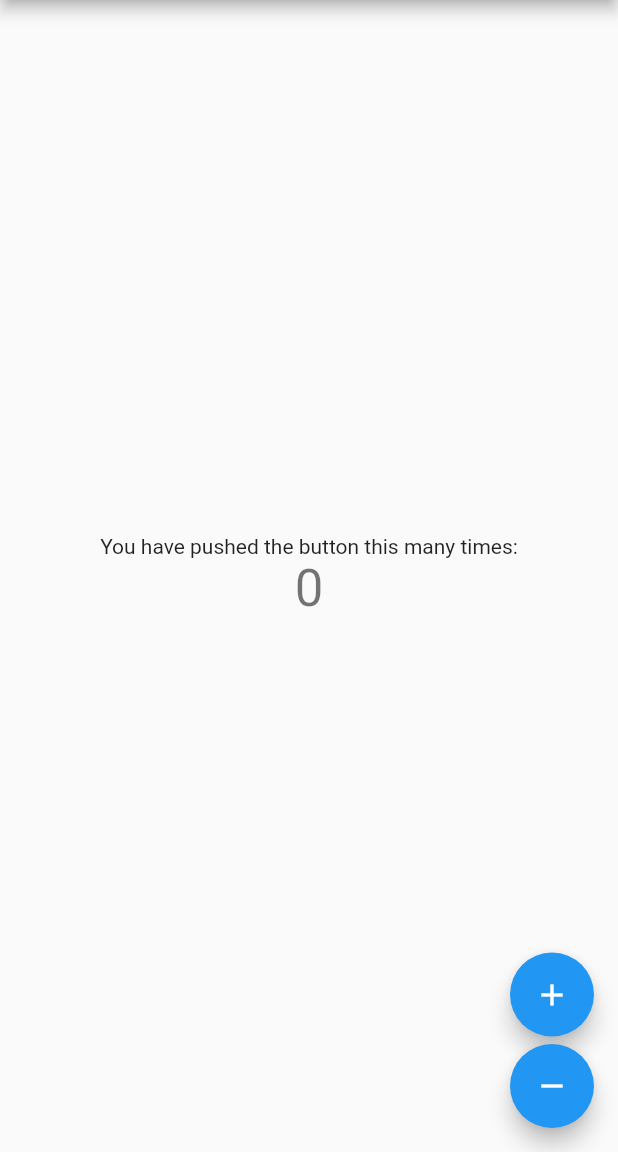
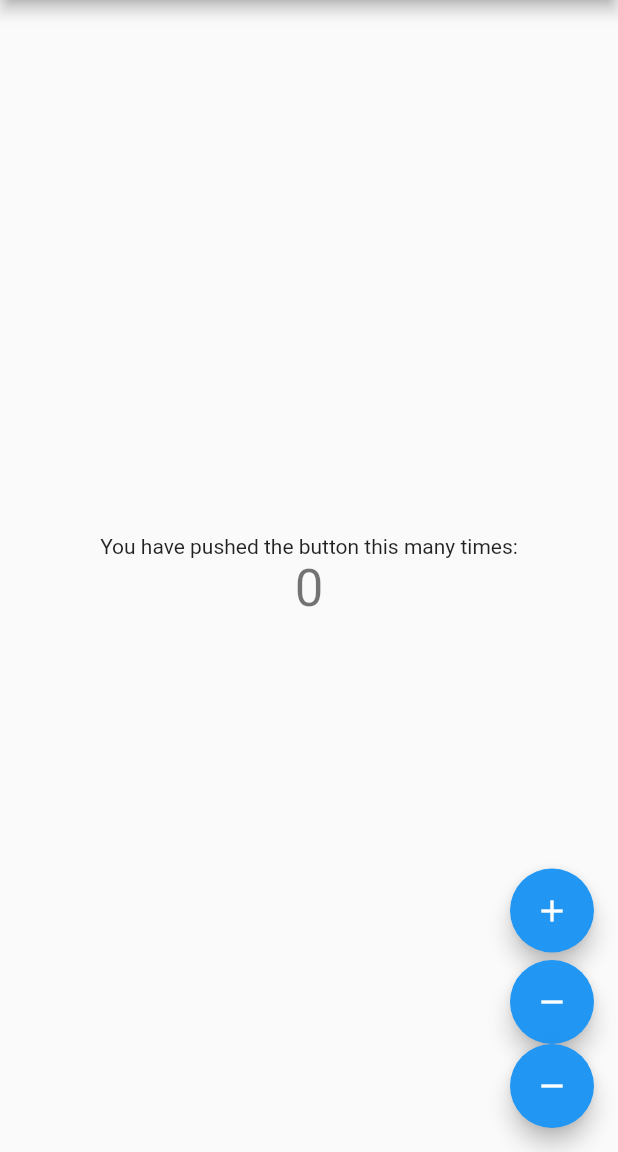
Before and after one commit to ersinaksar/flutter-provider-block, a Flutter app: the screen it shows after launch, on a phone screen of 412 x 824 dp, the part 84-1236 px from its top. Run offline on Flutter 3.47's test engine with Material 2 defaults, Android fonts, the phone set to English and light mode, and no system bars; our stand-ins replace firebase_auth, firebase_core, flutter_bloc; accounts and stored records are empty.

Commit message:
bloc cubit kullanımı ile tema değiştirme block builder bloc provider

```diff
--- a/block_paket/lib/main.dart
+++ b/block_paket/lib/main.dart
@@ -1,6 +1,7 @@
 import 'package:block_paket/counter_bloc/counter_block.dart';
 import 'package:block_paket/counter_bloc/counter_event.dart';
 import 'package:block_paket/counter_bloc/counter_state.dart';
+import 'package:block_paket/theme_cubit.dart';
 import 'package:flutter/material.dart';
 import 'package:flutter_bloc/flutter_bloc.dart';
 
@@ -11,13 +12,17 @@ void main() {
 class MyApp extends StatelessWidget {
   @override
   Widget build(BuildContext context) {
-    return MaterialApp(
-      title: 'Flutter Demo',
-      theme: ThemeData(
-        primarySwatch: Colors.blue,
-      ),
-      home: BlocProvider(
-          create: (context) => CounterBlock(), child: MyHomePage()),
+    return BlocProvider(
+      //tüm ağaca bu değeri verdik material app artık bu değeri biliyor
+      create: (context) => ThemeCubit(),
+      child: BlocBuilder<ThemeCubit, ThemeData>(builder: (context, tema) {
+        return MaterialApp(
+          title: 'Flutter Demo',
+          theme: tema,
+          home: BlocProvider(
+              create: (context) => CounterBlock(), child: MyHomePage()),
+        );
+      }),
     );
   }
 }
@@ -92,6 +97,14 @@ class MyActions extends StatelessWidget {
           child: Icon(Icons.remove),
           tooltip: "Azalt",
         ),
+        FloatingActionButton(
+          heroTag: "3",
+          onPressed: () {
+            context.read<ThemeCubit>().temaDegistir();
+          },
+          child: Icon(Icons.remove),
+          tooltip: "Tema DEğiştir",
+        ),
       ],
     );
   }
--- /dev/null
+++ b/block_paket/lib/theme_cubit.dart
@@ -0,0 +1,22 @@
+import 'package:flutter/material.dart';
+import 'package:flutter_bloc/flutter_bloc.dart';
+
+class ThemeCubit extends Cubit<ThemeData> {
+  ThemeCubit() : super(_acikTema);
+  //static yapınca sınıf değişkeni oluyor
+  static final _acikTema = ThemeData(
+      floatingActionButtonTheme: FloatingActionButtonThemeData(
+        foregroundColor: Colors.white,
+      ),
+      brightness: Brightness.light);
+
+  static final _koyuTema = ThemeData(
+      floatingActionButtonTheme: FloatingActionButtonThemeData(
+        foregroundColor: Colors.deepOrange,
+      ),
+      brightness: Brightness.dark);
+
+  void temaDegistir() {
+    emit(state.brightness == Brightness.dark ? _acikTema : _koyuTema);
+  }
+}
```
